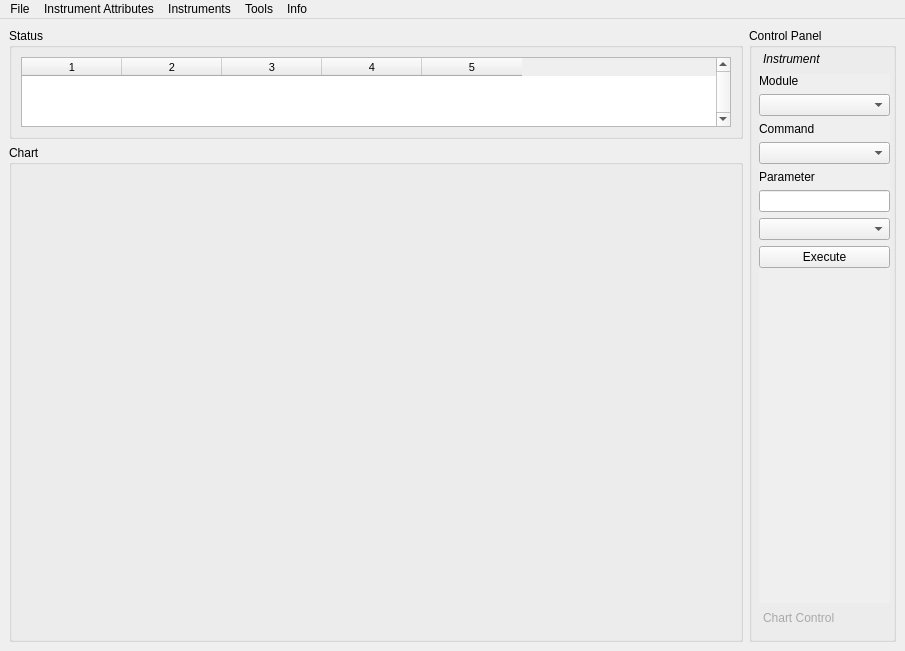
mhorn71/StarbaseMini, file ui/mainwindow.ui: the form before one commit.
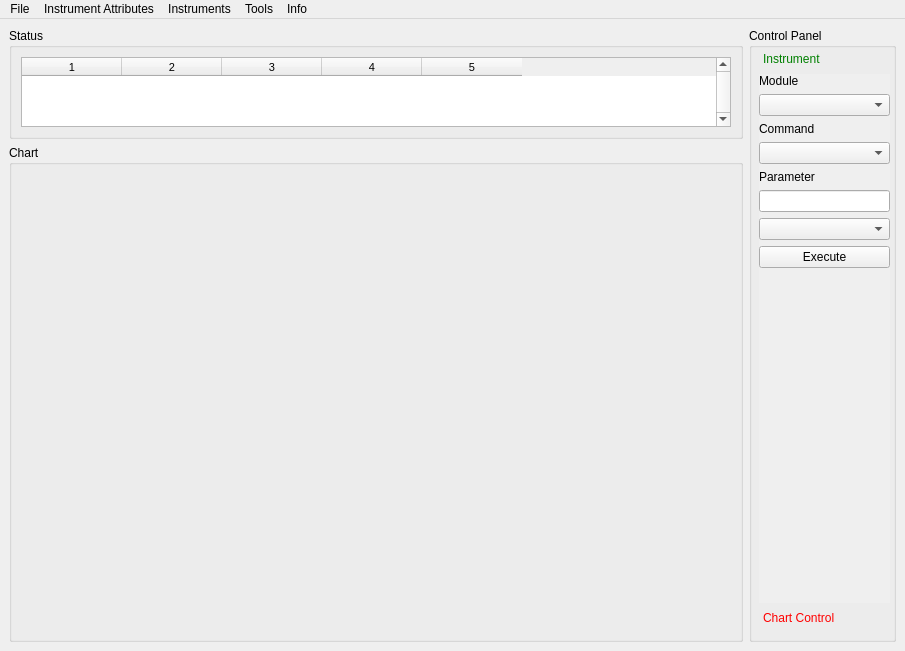
The form after the commit.

Commit message: Updated QToolBox to have coloured text depending on selected or not selected.

```diff
--- a/ui/mainwindow.ui
+++ b/ui/mainwindow.ui
@@ -167,8 +167,11 @@
 }
 
 QToolBox::tab:selected { /* italicize selected tabs */
-    font: italic;
-    color: black;
+    color: green;
+}
+
+QToolBox::tab:!selected { /* italicize selected tabs */
+    color: red;
 }</string>
           </property>
           <property name="currentIndex">
```
The commit also changes 1 other file.
